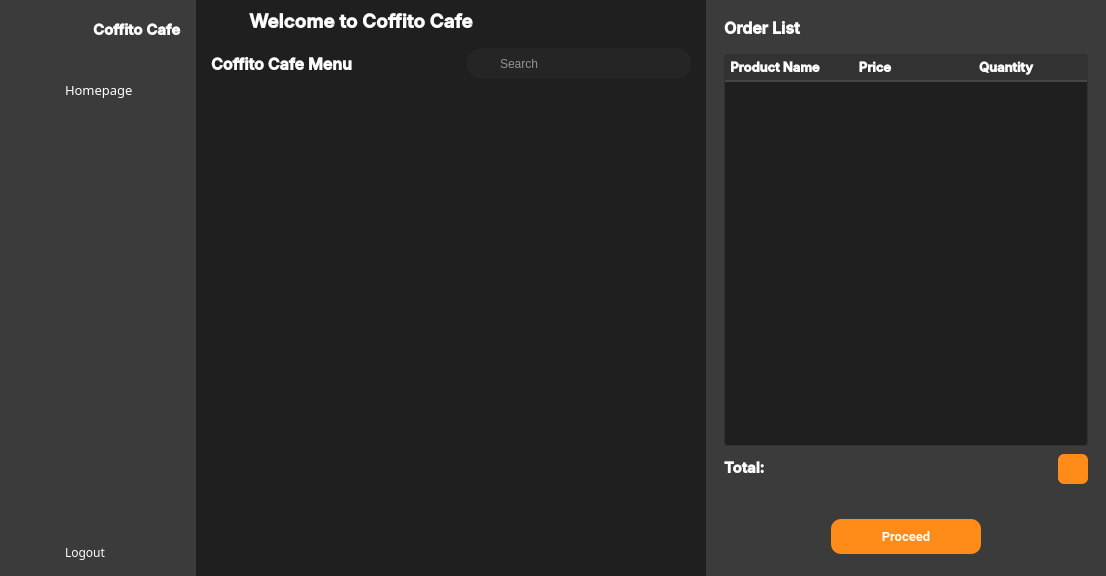
First picture: the form in userInterface/MainUserInterface.ui, repository KattyShin/FINALCOFFITO, before the edit.
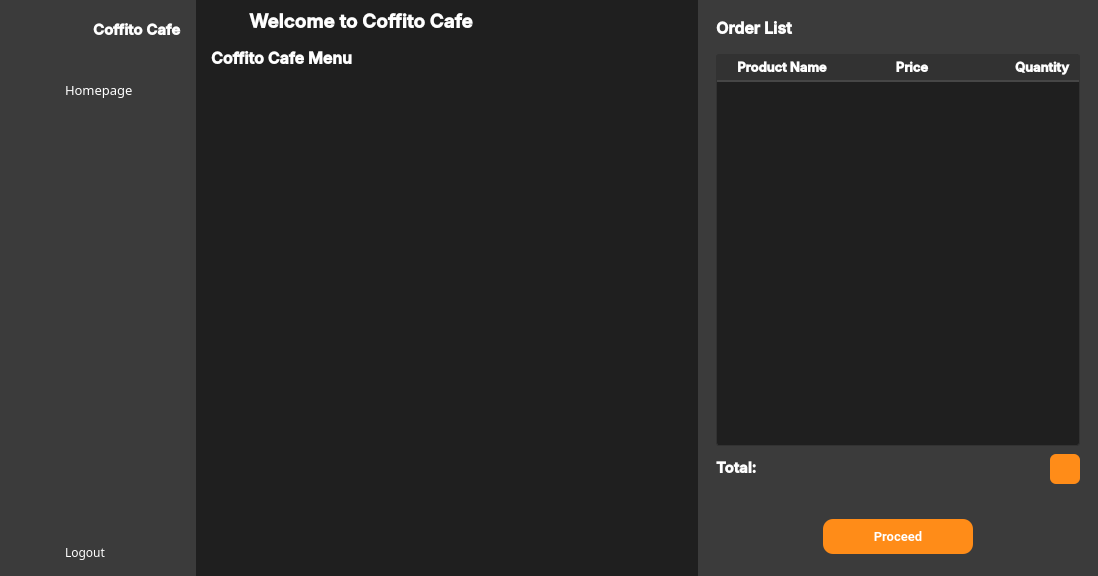
Second picture: the form after the edit. The open tabs and pages were chosen to show the change. Icons and pictures are not drawn.

Patch:
```diff
--- a/userInterface/MainUserInterface.ui
+++ b/userInterface/MainUserInterface.ui
@@ -6,7 +6,7 @@
    <rect>
     <x>0</x>
     <y>0</y>
-    <width>1106</width>
+    <width>1098</width>
     <height>576</height>
    </rect>
   </property>
@@ -310,7 +310,7 @@
                  <number>30</number>
                 </attribute>
                 <attribute name="horizontalHeaderDefaultSectionSize">
-                 <number>100</number>
+                 <number>130</number>
                 </attribute>
                 <attribute name="horizontalHeaderStretchLastSection">
                  <bool>true</bool>
@@ -1419,117 +1419,6 @@
             </property>
            </widget>
           </item>
-          <item>
-           <widget class="QWidget" name="search_frame_prod_2" native="true">
-            <property name="minimumSize">
-             <size>
-              <width>200</width>
-              <height>0</height>
-             </size>
-            </property>
-            <property name="styleSheet">
-             <string notr="true">#search_frame_prod_2{
-
-	border-radius: 15px;
-	background-color:#252525;
-}
-#search_frame_prod_2 QPushButton{
-	
-	padding: 5px 5px;
-	border-radius:5px;
-
-	
-}
-#search_frame_prod_2 QLineEdit{
-	border: none;
-	color: white;
-
-}
-
-#search_frame_prod_2 QPushButton::pressed {
-
-	padding-left:10px;
-
-}
-</string>
-            </property>
-            <layout class="QVBoxLayout" name="verticalLayout_17">
-             <property name="leftMargin">
-              <number>2</number>
-             </property>
-             <property name="topMargin">
-              <number>2</number>
-             </property>
-             <property name="rightMargin">
-              <number>2</number>
-             </property>
-             <property name="bottomMargin">
-              <number>2</number>
-             </property>
-             <item>
-              <layout class="QHBoxLayout" name="horizontalLayout_31">
-               <property name="spacing">
-                <number>2</number>
-               </property>
-               <property name="leftMargin">
-                <number>2</number>
-               </property>
-               <property name="topMargin">
-                <number>2</number>
-               </property>
-               <property name="rightMargin">
-                <number>2</number>
-               </property>
-               <item>
-                <widget class="QPushButton" name="searchItemBtn">
-                 <property name="minimumSize">
-                  <size>
-                   <width>25</width>
-                   <height>25</height>
-                  </size>
-                 </property>
-                 <property name="maximumSize">
-                  <size>
-                   <width>25</width>
-                   <height>25</height>
-                  </size>
-                 </property>
-                 <property name="font">
-                  <font>
-                   <family>Roboto</family>
-                   <pointsize>10</pointsize>
-                   <bold>true</bold>
-                  </font>
-                 </property>
-                 <property name="styleSheet">
-                  <string notr="true">background-color: none;
-border-radius:15px;
-</string>
-                 </property>
-                 <property name="text">
-                  <string/>
-                 </property>
-                 <property name="icon">
-                  <iconset>
-                   <normaloff>:/iCons/icons/icons8-search-26.png</normaloff>:/iCons/icons/icons8-search-26.png</iconset>
-                 </property>
-                </widget>
-               </item>
-               <item>
-                <widget class="QLineEdit" name="searchMenuItem">
-                 <property name="styleSheet">
-                  <string notr="true">background-color: rgb(37, 37, 37);</string>
-                 </property>
-                 <property name="placeholderText">
-                  <string>Search</string>
-                 </property>
-                </widget>
-               </item>
-              </layout>
-             </item>
-            </layout>
-           </widget>
-          </item>
          </layout>
         </widget>
        </item>
@@ -1598,7 +1487,39 @@
            </item>
           </layout>
          </widget>
-         <widget class="QWidget" name="page_2"/>
+         <widget class="QWidget" name="page_2">
+          <layout class="QVBoxLayout" name="verticalLayout_6">
+           <item>
+            <widget class="QPushButton" name="directToDashboard">
+             <property name="sizePolicy">
+              <sizepolicy hsizetype="Expanding" vsizetype="Expanding">
+               <horstretch>0</horstretch>
+               <verstretch>0</verstretch>
+              </sizepolicy>
+             </property>
+             <property name="styleSheet">
+              <string notr="true">border: none;</string>
+             </property>
+             <property name="text">
+              <string/>
+             </property>
+             <property name="icon">
+              <iconset resource="../dashBg.qrc">
+               <normaloff>:/dashBg/Downloads/LowCaf.png</normaloff>:/dashBg/Downloads/LowCaf.png</iconset>
+             </property>
+             <property name="iconSize">
+              <size>
+               <width>453</width>
+               <height>343</height>
+              </size>
+             </property>
+             <property name="checkable">
+              <bool>true</bool>
+             </property>
+            </widget>
+           </item>
+          </layout>
+         </widget>
         </widget>
        </item>
       </layout>
```
Left out of the diff: 15 changed lines with no effect on the pictures.
